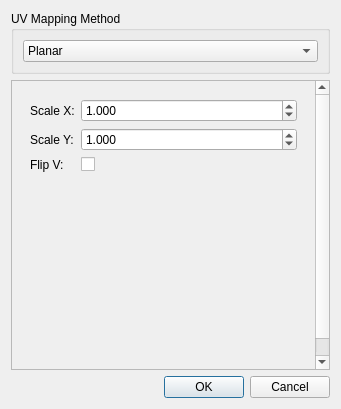
The window that ui/UVGenerationDialog.ui (sharjith/ModelViewer-Qt) describes before a commit, drawn with Qt 5.
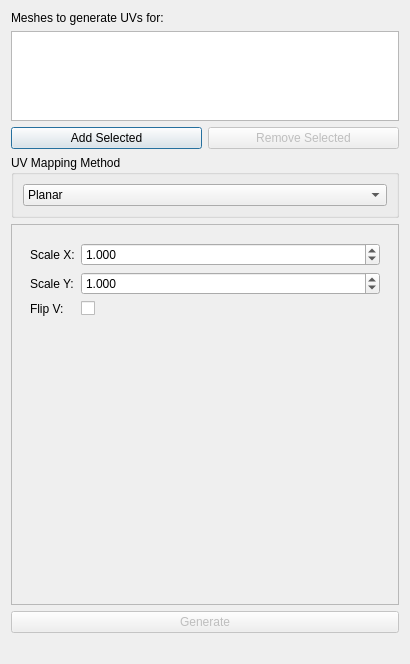
The same window after the commit.

Commit message: Make Generate UVs non-modal with undo, fix Angle-Based Smart UV hang

What changed in the file:
```diff
--- a/ui/UVGenerationDialog.ui
+++ b/ui/UVGenerationDialog.ui
@@ -6,13 +6,13 @@
    <rect>
     <x>0</x>
     <y>0</y>
-    <width>341</width>
-    <height>409</height>
+    <width>410</width>
+    <height>664</height>
    </rect>
   </property>
   <property name="maximumSize">
    <size>
-    <width>341</width>
+    <width>410</width>
     <height>16777215</height>
    </size>
   </property>
@@ -20,6 +20,47 @@
    <string>Generate UV Coordinates</string>
   </property>
   <layout class="QVBoxLayout" name="verticalLayout">
+   <item>
+    <widget class="QLabel" name="meshListLabel">
+     <property name="text">
+      <string>Meshes to generate UVs for:</string>
+     </property>
+    </widget>
+   </item>
+   <item>
+    <widget class="QListWidget" name="meshList">
+     <property name="maximumSize">
+      <size>
+       <width>16777215</width>
+       <height>90</height>
+      </size>
+     </property>
+     <property name="selectionMode">
+      <enum>QAbstractItemView::SelectionMode::ExtendedSelection</enum>
+     </property>
+    </widget>
+   </item>
+   <item>
+    <layout class="QHBoxLayout" name="listButtonRow">
+     <item>
+      <widget class="QPushButton" name="addSelectedButton">
+       <property name="text">
+        <string>Add Selected</string>
+       </property>
+      </widget>
+     </item>
+     <item>
+      <widget class="QPushButton" name="removeSelectedButton">
+       <property name="enabled">
+        <bool>false</bool>
+       </property>
+       <property name="text">
+        <string>Remove Selected</string>
+       </property>
+      </widget>
+     </item>
+    </layout>
+   </item>
    <item>
     <widget class="QGroupBox" name="groupBox_Method">
      <property name="title">
@@ -88,8 +129,8 @@
        <rect>
         <x>0</x>
         <y>0</y>
-        <width>321</width>
-        <height>281</height>
+        <width>390</width>
+        <height>352</height>
        </rect>
       </property>
       <layout class="QVBoxLayout" name="verticalLayout_3">
@@ -1226,12 +1267,22 @@
     </widget>
    </item>
    <item>
-    <widget class="QDialogButtonBox" name="buttonBox">
-     <property name="orientation">
-      <enum>Qt::Orientation::Horizontal</enum>
+    <widget class="QPushButton" name="generateButton">
+     <property name="enabled">
+      <bool>false</bool>
      </property>
-     <property name="standardButtons">
-      <set>QDialogButtonBox::StandardButton::Cancel|QDialogButtonBox::StandardButton::Ok</set>
+     <property name="text">
+      <string>Generate</string>
+     </property>
+    </widget>
+   </item>
+   <item>
+    <widget class="QLabel" name="statusLabel">
+     <property name="text">
+      <string/>
+     </property>
+     <property name="wordWrap">
+      <bool>true</bool>
      </property>
     </widget>
    </item>
```
Left out of the diff: 35 changed lines with no effect on the pictures. The commit also changes 10 other files.
